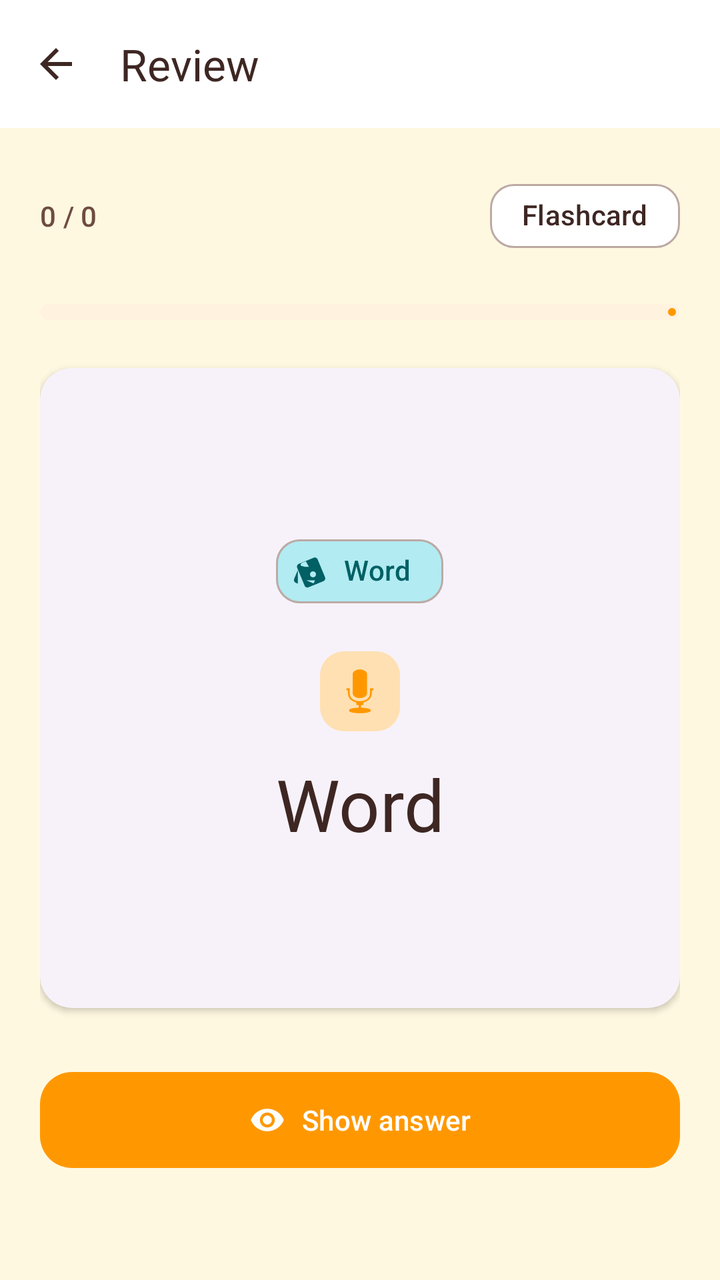
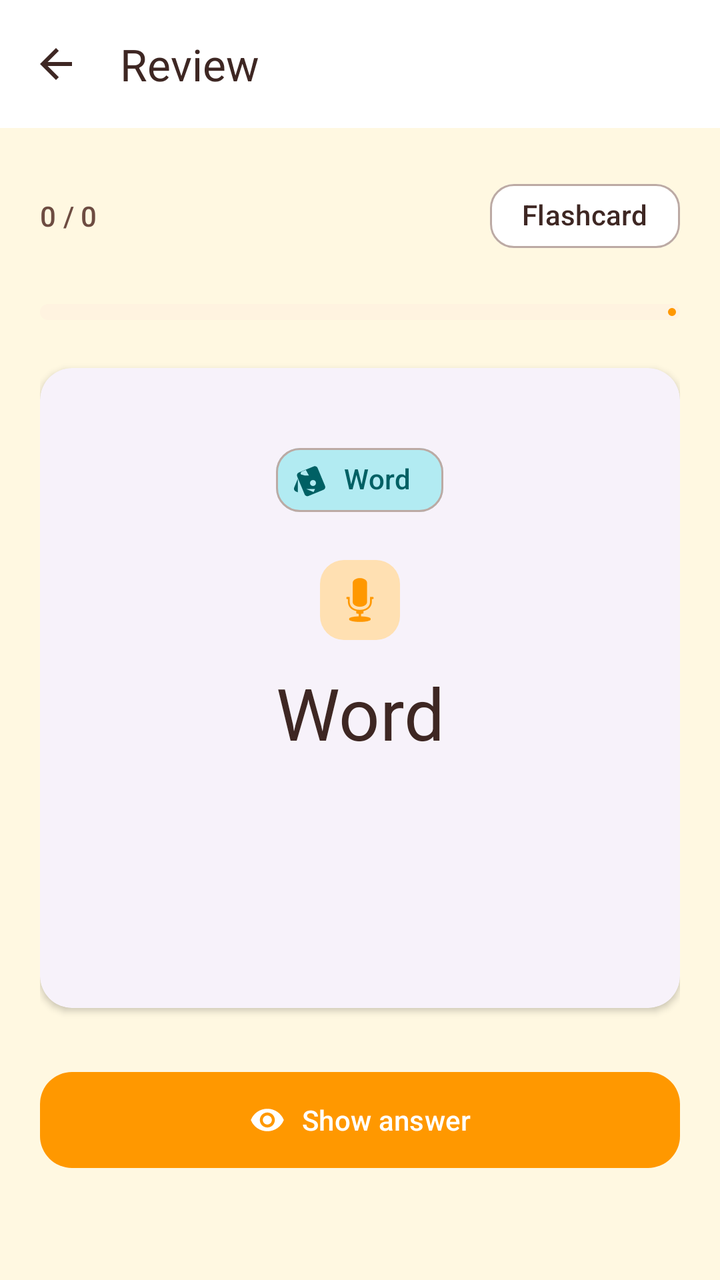

An Android layout rendered at two revisions. The XML below is the earlier revision; the diff shows what the commit changed to produce the second picture.
<!-- AndroidManifest.xml: application theme Theme.SmartFlashCard -->
<!-- res/layout/activity_review.xml -->
<?xml version="1.0" encoding="utf-8"?>
<androidx.coordinatorlayout.widget.CoordinatorLayout
    xmlns:android="http://schemas.android.com/apk/res/android"
    xmlns:app="http://schemas.android.com/apk/res-auto"
    android:id="@+id/reviewLayout"
    android:layout_width="match_parent"
    android:layout_height="match_parent"
    android:background="?android:attr/colorBackground">

    <com.google.android.material.appbar.AppBarLayout
        android:id="@+id/appBarLayout"
        android:layout_width="match_parent"
        android:layout_height="wrap_content"
        app:liftOnScroll="true"
        style="@style/Widget.Material3.AppBarLayout">

        <com.google.android.material.appbar.MaterialToolbar
            android:id="@+id/toolbarReview"
            android:layout_width="match_parent"
            android:layout_height="?attr/actionBarSize"
            app:title="@string/review_activity_title"
            app:navigationIcon="@drawable/ic_arrow_back"
            style="@style/Widget.Material3.Toolbar.Surface" />

    </com.google.android.material.appbar.AppBarLayout>

    <androidx.core.widget.NestedScrollView
        android:layout_width="match_parent"
        android:layout_height="match_parent"
        android:fillViewport="true"
        android:overScrollMode="never"
        app:layout_behavior="@string/appbar_scrolling_view_behavior">

        <LinearLayout
            android:layout_width="match_parent"
            android:layout_height="wrap_content"
            android:orientation="vertical"
            android:paddingHorizontal="20dp"
            android:paddingTop="20dp"
            android:paddingBottom="32dp">

            <LinearLayout
                android:layout_width="match_parent"
                android:layout_height="wrap_content"
                android:orientation="horizontal"
                android:gravity="center_vertical"
                android:layout_marginBottom="20dp">

                <TextView
                    android:id="@+id/tvProgress"
                    android:layout_width="0dp"
                    android:layout_height="wrap_content"
                    android:layout_weight="1"
                    android:text="0 / 0"
                    android:textAppearance="@style/TextAppearance.Material3.LabelLarge"
                    android:textColor="?attr/colorOnSurfaceVariant" />

                <com.google.android.material.chip.Chip
                    android:id="@+id/chipDeck"
                    android:layout_width="wrap_content"
                    android:layout_height="wrap_content"
                    android:text="@string/review_flashcard_label"
                    app:chipBackgroundColor="@color/cardview_light_background"
                    android:textColor="@color/md_theme_light_onBackground"
                    style="@style/Widget.Material3.Chip.Assist" />

            </LinearLayout>

            <com.google.android.material.progressindicator.LinearProgressIndicator
                android:id="@+id/progressIndicator"
                android:layout_width="match_parent"
                android:layout_height="wrap_content"
                android:layout_marginBottom="24dp"
                android:progress="0"
                android:indeterminate="false"
                app:trackCornerRadius="8dp"
                app:trackThickness="8dp"
                app:indicatorColor="?attr/colorPrimary"
                app:trackColor="?attr/colorSurfaceVariant" />

            <com.google.android.material.card.MaterialCardView
                android:id="@+id/cvCard"
                android:layout_width="match_parent"
                android:layout_height="320dp"
                android:layout_marginBottom="28dp"
                app:cardElevation="2dp"
                app:strokeWidth="0dp"
                style="@style/Widget.Material3.CardView.Elevated">

                <LinearLayout
                    android:layout_width="match_parent"
                    android:layout_height="match_parent"
                    android:orientation="vertical"
                    android:gravity="center"
                    android:padding="32dp">

                    <com.google.android.material.chip.Chip
                        android:layout_width="wrap_content"
                        android:layout_height="wrap_content"
                        android:layout_marginBottom="16dp"
                        android:text="@string/review_vocab_label"
                        app:chipIcon="@drawable/ic_style"
                        app:chipBackgroundColor="?attr/colorSecondaryContainer"
                        android:textColor="?attr/colorOnSecondaryContainer"
                        android:clickable="false"
                        android:focusable="false"
                        style="@style/Widget.Material3.Chip.Assist" />

                    <LinearLayout
                        android:layout_width="wrap_content"
                        android:layout_height="wrap_content"
                        android:orientation="horizontal"
                        android:gravity="center"
                        android:layout_marginBottom="12dp"
                        android:paddingHorizontal="16dp">
                        <ImageButton
                            android:id="@+id/btnPlayTts"
                            android:layout_width="40dp"
                            android:layout_height="40dp"
                            android:background="@drawable/bg_tts_button"
                            android:contentDescription="@string/card_listen_content_desc"
                            android:src="@android:drawable/ic_btn_speak_now"
                            app:tint="?attr/colorPrimary" />

                    </LinearLayout>

                    <LinearLayout
                        android:layout_width="wrap_content"
                        android:layout_height="wrap_content"
                        android:orientation="horizontal"
                        android:gravity="center"
                        android:paddingHorizontal="16dp">

                        <TextView
                            android:id="@+id/tvFront"
                            android:layout_width="wrap_content"
                            android:layout_height="wrap_content"
                            android:text="Word"
                            android:textAlignment="center"
                            android:textAppearance="@style/TextAppearance.Material3.DisplaySmall"
                            android:textColor="?attr/colorOnSurface" />

                    </LinearLayout>

                    <com.google.android.material.divider.MaterialDivider
                        android:id="@+id/divider"
                        android:layout_width="80dp"
                        android:layout_height="wrap_content"
                        android:layout_marginTop="20dp"
                        android:layout_marginBottom="20dp"
                        android:visibility="gone"
                        app:dividerColor="?attr/colorOutlineVariant"
                        app:dividerThickness="2dp" />

                    <TextView
                        android:id="@+id/tvBack"
                        android:layout_width="wrap_content"
                        android:layout_height="wrap_content"
                        android:text="@string/review_meaning_label"
                        android:textAlignment="center"
                        android:textAppearance="@style/TextAppearance.Material3.HeadlineMedium"
                        android:textColor="?attr/colorOnSurfaceVariant"
                        android:visibility="gone" />

                </LinearLayout>
            </com.google.android.material.card.MaterialCardView>

            <com.google.android.material.button.MaterialButton
                android:id="@+id/btnAction"
                android:layout_width="match_parent"
                android:layout_height="56dp"
                android:text="@string/review_show_answer"
                android:textAppearance="@style/TextAppearance.Material3.LabelLarge"
                app:icon="@drawable/ic_visibility"
                app:iconGravity="textStart"
                app:cornerRadius="16dp"
                style="@style/Widget.Material3.Button" />

            <LinearLayout
                android:id="@+id/llActionButtons"
                android:layout_width="match_parent"
                android:layout_height="wrap_content"
                android:orientation="horizontal"
                android:weightSum="2"
                android:visibility="gone">

                <com.google.android.material.button.MaterialButton
                    android:id="@+id/btnIncorrect"
                    android:layout_width="0dp"
                    android:layout_height="56dp"
                    android:layout_weight="1"
                    android:layout_marginEnd="8dp"
                    app:icon="@drawable/ic_close"
                    app:iconGravity="textStart"
                    app:cornerRadius="16dp"
                    android:text="@string/review_incorrect"
                    app:backgroundTint="?attr/colorErrorContainer"
                    android:textColor="?attr/colorOnErrorContainer"
                    app:iconTint="?attr/colorOnErrorContainer"
                    style="@style/Widget.Material3.Button.TonalButton" />

                <com.google.android.material.button.MaterialButton
                    android:id="@+id/btnCorrect"
                    android:layout_width="0dp"
                    android:layout_height="56dp"
                    android:layout_weight="1"
                    android:layout_marginStart="8dp"
                    app:icon="@drawable/ic_check"
                    app:iconGravity="textStart"
                    app:cornerRadius="16dp"
                    android:text="@string/review_correct"
                    app:backgroundTint="?attr/colorTertiaryContainer"
                    android:textColor="?attr/colorOnTertiaryContainer"
                    app:iconTint="?attr/colorOnTertiaryContainer"
                    style="@style/Widget.Material3.Button.TonalButton" />

            </LinearLayout>

            <com.google.android.material.card.MaterialCardView
                android:id="@+id/layoutResult"
                android:layout_width="match_parent"
                android:layout_height="wrap_content"
                android:layout_marginTop="4dp"
                android:visibility="gone"
                app:strokeWidth="1dp"
                app:strokeColor="?attr/colorOutlineVariant"
                app:cardElevation="0dp"
                style="@style/Widget.Material3.CardView.Outlined">

                <LinearLayout
                    android:layout_width="match_parent"
                    android:layout_height="wrap_content"
                    android:orientation="vertical"
                    android:gravity="center"
                    android:padding="28dp">

                    <com.google.android.material.imageview.ShapeableImageView
                        android:layout_width="72dp"
                        android:layout_height="72dp"
                        android:layout_marginBottom="16dp"
                        android:src="@drawable/ic_celebration"
                        android:padding="16dp"
                        app:tint="?attr/colorPrimary"
                        app:shapeAppearanceOverlay="@style/ShapeAppearance.Material3.Corner.Full"
                        android:backgroundTint="?attr/colorPrimaryContainer" />

                    <TextView
                        android:layout_width="wrap_content"
                        android:layout_height="wrap_content"
                        android:layout_marginBottom="24dp"
                        android:text="@string/review_result_title"
                        android:textAppearance="@style/TextAppearance.Material3.HeadlineSmall"
                        android:textColor="?attr/colorOnSurface" />

                    <LinearLayout
                        android:layout_width="match_parent"
                        android:layout_height="wrap_content"
                        android:orientation="horizontal"
                        android:weightSum="2"
                        android:layout_marginBottom="28dp">

                        <com.google.android.material.card.MaterialCardView
                            android:layout_width="0dp"
                            android:layout_height="wrap_content"
                            android:layout_weight="1"
                            android:layout_marginEnd="8dp"
                            app:cardBackgroundColor="?attr/colorTertiaryContainer"
                            app:cardElevation="0dp"
                            app:strokeWidth="0dp"
                            app:cardCornerRadius="16dp">

                            <LinearLayout
                                android:layout_width="match_parent"
                                android:layout_height="wrap_content"
                                android:orientation="vertical"
                                android:gravity="center"
                                android:padding="16dp">

                                <TextView
                                    android:id="@+id/tvResultCorrect"
                                    android:layout_width="wrap_content"
                                    android:layout_height="wrap_content"
                                    android:text="0"
                                    android:textSize="20dp"
                                    android:textAppearance="@style/TextAppearance.Material3.DisplaySmall"
                                    android:textColor="?attr/colorOnTertiaryContainer" />

                                <TextView
                                    android:layout_width="wrap_content"
                                    android:layout_height="wrap_content"
                                    android:text="@string/review_correct"
                                    android:textAppearance="@style/TextAppearance.Material3.LabelMedium"
                                    android:textColor="?attr/colorOnTertiaryContainer" />

                            </LinearLayout>
                        </com.google.android.material.card.MaterialCardView>

                        <com.google.android.material.card.MaterialCardView
                            android:layout_width="0dp"
                            android:layout_height="wrap_content"
                            android:layout_weight="1"
                            android:layout_marginStart="8dp"
                            app:cardBackgroundColor="?attr/colorErrorContainer"
                            app:cardElevation="0dp"
                            app:strokeWidth="0dp"
                            app:cardCornerRadius="16dp">

                            <LinearLayout
                                android:layout_width="match_parent"
                                android:layout_height="wrap_content"
                                android:orientation="vertical"
                                android:gravity="center"
                                android:padding="16dp">

                                <TextView
                                    android:id="@+id/tvResultIncorrect"
                                    android:layout_width="wrap_content"
                                    android:layout_height="wrap_content"
                                    android:text="0"
                                    android:textSize="20dp"
                                    android:textAppearance="@style/TextAppearance.Material3.DisplaySmall"
                                    android:textColor="?attr/colorOnErrorContainer" />

                                <TextView
                                    android:layout_width="wrap_content"
                                    android:layout_height="wrap_content"
                                    android:text="@string/review_incorrect"
                                    android:textAppearance="@style/TextAppearance.Material3.LabelMedium"
                                    android:textColor="?attr/colorOnErrorContainer" />

                            </LinearLayout>
                        </com.google.android.material.card.MaterialCardView>

                    </LinearLayout>

                    <com.google.android.material.button.MaterialButton
                        android:id="@+id/btnFinishReview"
                        android:layout_width="match_parent"
                        android:layout_height="56dp"
                        android:text="@string/review_finish"
                        app:cornerRadius="16dp"
                        style="@style/Widget.Material3.Button" />

                </LinearLayout>
            </com.google.android.material.card.MaterialCardView>

        </LinearLayout>
    </androidx.core.widget.NestedScrollView>

</androidx.coordinatorlayout.widget.CoordinatorLayout>
<!-- resources referenced by this layout -->
<resources>
  <color name="md_theme_light_onBackground">#3E2723</color>
  <!-- drawable bg_tts_button (drawable) -->
  <?xml version="1.0" encoding="utf-8"?>
  <shape xmlns:android="http://schemas.android.com/apk/res/android">
      <solid android:color="@color/md_theme_light_primaryContainer" />
      <corners android:radius="@dimen/kid_corner_small" />
  </shape>
  <string name="card_listen_content_desc">Play pronunciation</string>
  <string name="review_activity_title">Review</string>
  <string name="review_correct">Got it!</string>
  <string name="review_finish">Finish</string>
  <string name="review_flashcard_label">Flashcard</string>
  <string name="review_incorrect">Try again</string>
  <string name="review_meaning_label">Meaning</string>
  <string name="review_result_title">Session complete!</string>
  <string name="review_show_answer">Show answer</string>
  <string name="review_vocab_label">Word</string>
  <style name="Theme.SmartFlashCard" parent="Base.Theme.SmartFlashCard" />
  <color name="md_theme_light_primaryContainer">#FFE0B2</color>
  <dimen name="kid_corner_small">12dp</dimen>
  <color name="kid_icon_tint">@color/md_theme_light_primary</color>
  <color name="md_theme_light_primary">#FF9800</color>
  <color name="md_theme_light_onPrimary">#FFFFFF</color>
  <color name="md_theme_light_onPrimaryContainer">#5D3200</color>
  <color name="md_theme_light_secondary">#00BCD4</color>
  <color name="md_theme_light_onSecondary">#FFFFFF</color>
  <color name="md_theme_light_secondaryContainer">#B2EBF2</color>
  <color name="md_theme_light_onSecondaryContainer">#006064</color>
  <color name="md_theme_light_tertiary">#66BB6A</color>
  <color name="md_theme_light_onTertiary">#FFFFFF</color>
  <color name="md_theme_light_tertiaryContainer">#C8E6C9</color>
  <color name="md_theme_light_onTertiaryContainer">#1B5E20</color>
  <color name="md_theme_light_background">#FFF8E1</color>
  <color name="md_theme_light_error">#E53935</color>
  <color name="md_theme_light_onError">#FFFFFF</color>
  <color name="md_theme_light_errorContainer">#FFCDD2</color>
  <color name="md_theme_light_onErrorContainer">#B71C1C</color>
  <color name="md_theme_light_surface">#FFFFFF</color>
  <color name="md_theme_light_onSurface">#3E2723</color>
  <color name="md_theme_light_surfaceVariant">#FFF3E0</color>
  <color name="md_theme_light_onSurfaceVariant">#6D4C41</color>
  <color name="md_theme_light_outline">#BCAAA4</color>
  <style name="Widget.SmartFlashCard.Button" parent="Widget.Material3.Button">
          <item name="cornerRadius">@dimen/kid_corner_button</item>
          <item name="backgroundTint">?attr/colorPrimary</item>
          <item name="android:textColor">?attr/colorOnPrimary</item>
      </style>
  <style name="Widget.SmartFlashCard.Fab" parent="Widget.Material3.FloatingActionButton.Primary">
          <item name="backgroundTint">?attr/colorSecondary</item>
          <item name="tint">?attr/colorOnSecondary</item>
          <item name="shapeAppearance">@style/ShapeAppearance.SmartFlashCard.Medium</item>
      </style>
  <style name="ShapeAppearance.SmartFlashCard.Small" parent="ShapeAppearance.Material3.Corner.Small">
          <item name="cornerSize">@dimen/kid_corner_small</item>
      </style>
  <style name="ShapeAppearance.SmartFlashCard.Medium" parent="ShapeAppearance.Material3.Corner.Medium">
          <item name="cornerSize">@dimen/kid_corner_button</item>
      </style>
  <style name="ShapeAppearance.SmartFlashCard.Large" parent="ShapeAppearance.Material3.Corner.Large">
          <item name="cornerSize">@dimen/kid_corner_card</item>
      </style>
  <dimen name="kid_corner_button">16dp</dimen>
  <dimen name="kid_corner_card">24dp</dimen>
  <dimen name="kid_elevation_card">4dp</dimen>
  <!-- unchanged entries left out for length: 10 -->
</resources>

<!-- the commit's change to res/layout/activity_review.xml (unified diff, before → after) -->
@@ -81,7 +81,8 @@
             <com.google.android.material.card.MaterialCardView
                 android:id="@+id/cvCard"
                 android:layout_width="match_parent"
-                android:layout_height="320dp"
+                android:layout_height="wrap_content"
+                android:minHeight="320dp"
                 android:layout_marginBottom="28dp"
                 app:cardElevation="2dp"
                 app:strokeWidth="0dp"
